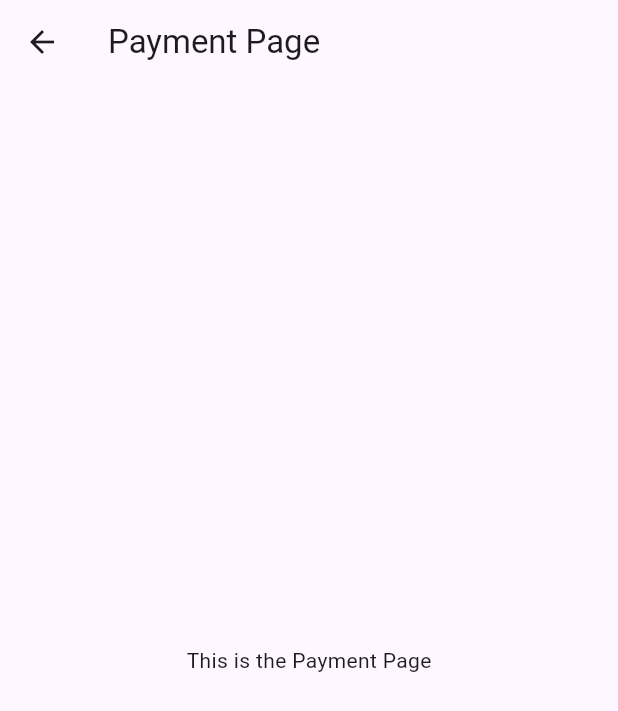
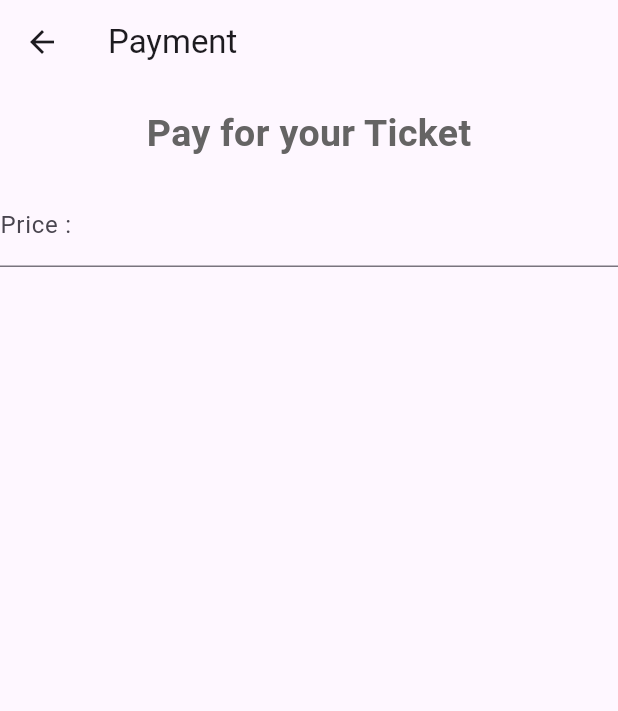
Before and after one commit to WAKNPeiris/Ticketapp, a Flutter app: the PaymentPage screen opened directly, on a phone screen of 412 x 824 dp. Shown: the top 711 px of the screen. Run offline on Flutter 3.47's test engine with Material 3 defaults, Android fonts, the phone set to English and light mode, and no system bars; our stand-ins replace firebase_auth, firebase_core; accounts and stored records are empty.

Commit message:
payment page2

```diff
--- a/lib/pages/PaymentPage.dart
+++ b/lib/pages/PaymentPage.dart
@@ -7,11 +7,30 @@ class PaymentPage extends StatelessWidget {
   Widget build(BuildContext context) {
     return Scaffold(
       appBar: AppBar(
-        title: Text('Payment Page'),
+        title: const Text('Payment'),
       ),
-      body: Center(
-        child: Text('This is the Payment Page'),
-      ),
+      body: const Center(
+          child: Column(
+        children: [
+          SizedBox(
+            height: 15.0,
+          ),
+          Text(
+            'Pay for your Ticket',
+            style: TextStyle(
+              color: Color.fromARGB(255, 101, 100, 100),
+              fontSize: 25.00,
+              fontWeight: FontWeight.bold,
+            ),
+          ),
+          SizedBox(height: 15.0),
+          TextField(
+            decoration: InputDecoration(
+              labelText: 'Price :',
+            ),
+          )
+        ],
+      )),
     );
   }
 }
```
